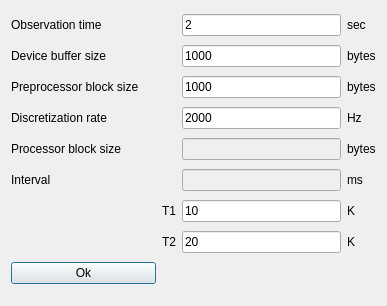
goganchic/physics, file configurationwindow.ui: the form before one commit.
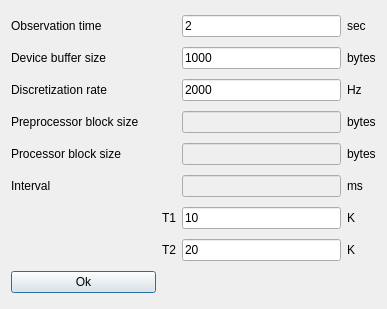
The form after the commit.

```diff
--- a/configurationwindow.ui
+++ b/configurationwindow.ui
@@ -7,7 +7,7 @@
     <x>0</x>
     <y>0</y>
     <width>387</width>
-    <height>306</height>
+    <height>309</height>
    </rect>
   </property>
   <property name="windowTitle">
@@ -56,49 +56,7 @@
      </property>
     </widget>
    </item>
-   <item row="2" column="0" colspan="2">
-    <widget class="QLabel" name="label_16">
-     <property name="text">
-      <string>Preprocessor block size</string>
-     </property>
-    </widget>
-   </item>
-   <item row="2" column="2">
-    <widget class="QLineEdit" name="preprocessorBlockSizeEdit">
-     <property name="text">
-      <string>1000</string>
-     </property>
-    </widget>
-   </item>
-   <item row="2" column="3">
-    <widget class="QLabel" name="label_17">
-     <property name="text">
-      <string>bytes</string>
-     </property>
-    </widget>
-   </item>
-   <item row="3" column="0" colspan="2">
-    <widget class="QLabel" name="label_2">
-     <property name="text">
-      <string>Discretization rate</string>
-     </property>
-    </widget>
-   </item>
-   <item row="3" column="2">
-    <widget class="QLineEdit" name="discretizationRateEdit">
-     <property name="text">
-      <string>2000</string>
-     </property>
-    </widget>
-   </item>
-   <item row="3" column="3">
-    <widget class="QLabel" name="label_11">
-     <property name="text">
-      <string>Hz</string>
-     </property>
-    </widget>
-   </item>
-   <item row="6" column="0">
+   <item row="8" column="0">
     <spacer name="horizontalSpacer">
      <property name="orientation">
       <enum>Qt::Horizontal</enum>
@@ -111,28 +69,28 @@
      </property>
     </spacer>
    </item>
-   <item row="6" column="1">
+   <item row="8" column="1">
     <widget class="QLabel" name="label_3">
      <property name="text">
       <string>T1</string>
      </property>
     </widget>
    </item>
-   <item row="6" column="2">
+   <item row="8" column="2">
     <widget class="QLineEdit" name="t1Edit">
      <property name="text">
       <string>10</string>
      </property>
     </widget>
    </item>
-   <item row="6" column="3">
+   <item row="8" column="3">
     <widget class="QLabel" name="label_12">
      <property name="text">
       <string>K</string>
      </property>
     </widget>
    </item>
-   <item row="7" column="0">
+   <item row="9" column="0">
     <spacer name="horizontalSpacer_2">
      <property name="orientation">
       <enum>Qt::Horizontal</enum>
@@ -145,35 +103,35 @@
      </property>
     </spacer>
    </item>
-   <item row="7" column="1">
+   <item row="9" column="1">
     <widget class="QLabel" name="label_4">
      <property name="text">
       <string>T2</string>
      </property>
     </widget>
    </item>
-   <item row="7" column="2">
+   <item row="9" column="2">
     <widget class="QLineEdit" name="t2Edit">
      <property name="text">
       <string>20</string>
      </property>
     </widget>
    </item>
-   <item row="7" column="3">
+   <item row="9" column="3">
     <widget class="QLabel" name="label_13">
      <property name="text">
       <string>K</string>
      </property>
     </widget>
    </item>
-   <item row="8" column="0">
+   <item row="10" column="0">
     <widget class="QPushButton" name="okButton">
      <property name="text">
       <string>Ok</string>
      </property>
     </widget>
    </item>
-   <item row="8" column="2" colspan="2">
+   <item row="10" column="2" colspan="2">
     <spacer name="horizontalSpacer_3">
      <property name="orientation">
       <enum>Qt::Horizontal</enum>
@@ -186,48 +144,93 @@
      </property>
     </spacer>
    </item>
-   <item row="4" column="0">
+   <item row="6" column="0">
     <widget class="QLabel" name="label_5">
      <property name="text">
       <string>Processor block size</string>
      </property>
     </widget>
    </item>
-   <item row="4" column="2">
+   <item row="6" column="2">
     <widget class="QLineEdit" name="processorBlockSizeEdit">
      <property name="enabled">
       <bool>false</bool>
      </property>
     </widget>
    </item>
-   <item row="4" column="3">
+   <item row="6" column="3">
     <widget class="QLabel" name="label_18">
      <property name="text">
       <string>bytes</string>
      </property>
     </widget>
    </item>
-   <item row="5" column="2">
+   <item row="7" column="2">
     <widget class="QLineEdit" name="intervalEdit">
      <property name="enabled">
       <bool>false</bool>
      </property>
     </widget>
    </item>
-   <item row="5" column="0">
+   <item row="7" column="0">
     <widget class="QLabel" name="label_6">
      <property name="text">
       <string>Interval</string>
      </property>
     </widget>
    </item>
-   <item row="5" column="3">
+   <item row="7" column="3">
     <widget class="QLabel" name="label_19">
      <property name="text">
       <string>ms</string>
      </property>
     </widget>
    </item>
+   <item row="4" column="0">
+    <widget class="QLabel" name="label_16">
+     <property name="text">
+      <string>Preprocessor block size</string>
+     </property>
+    </widget>
+   </item>
+   <item row="4" column="2">
+    <widget class="QLineEdit" name="preprocessorBlockSizeEdit">
+     <property name="enabled">
+      <bool>false</bool>
+     </property>
+     <property name="text">
+      <string/>
+     </property>
+    </widget>
+   </item>
+   <item row="2" column="0">
+    <widget class="QLabel" name="label_2">
+     <property name="text">
+      <string>Discretization rate</string>
+     </property>
+    </widget>
+   </item>
+   <item row="2" column="2">
+    <widget class="QLineEdit" name="discretizationRateEdit">
+     <property name="text">
+      <string>2000</string>
+     </property>
+    </widget>
+   </item>
+   <item row="2" column="3">
+    <widget class="QLabel" name="label_11">
+     <property name="text">
+      <string>Hz</string>
+     </property>
+    </widget>
+   </item>
+   <item row="4" column="3">
+    <widget class="QLabel" name="label_17">
+     <property name="text">
+      <string>bytes</string>
+     </property>
+    </widget>
+   </item>
   </layout>
  </widget>
  <resources/>
```
